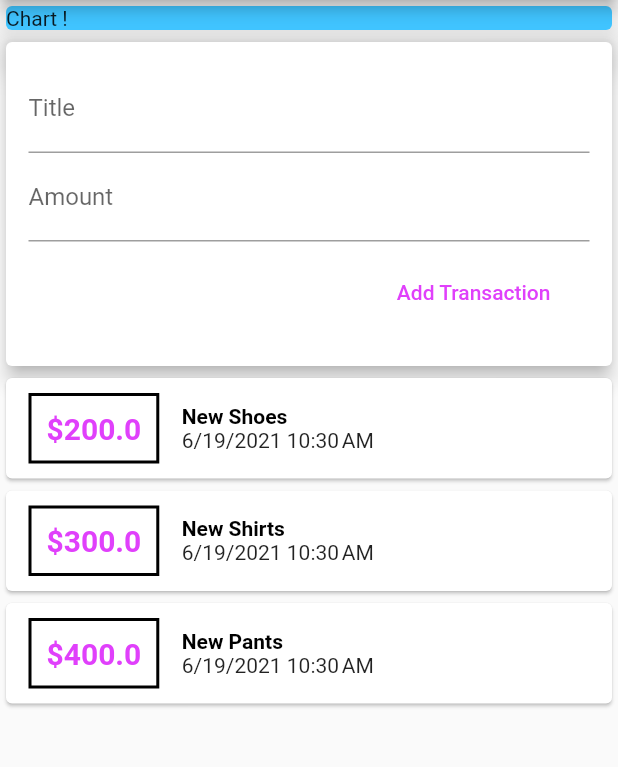
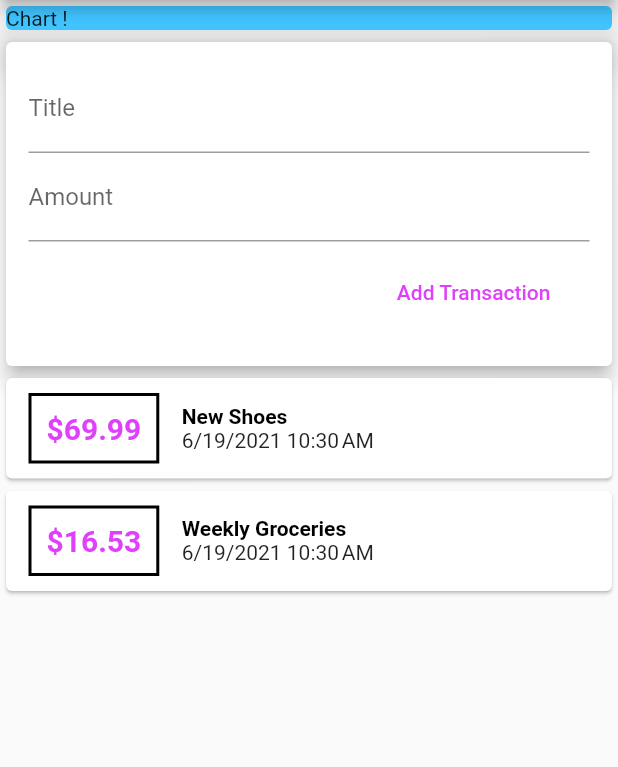
Before and after one commit to rahmanonik18/F_MPOPersonalExpense, a Flutter app: the screen it shows after launch, on a phone screen of 412 x 824 dp, the part 84-851 px from its top. Run offline on Flutter 3.47's test engine with Material 2 defaults, Android fonts, the phone set to English and light mode, and no system bars.

Commit message:
Update Transactions

```diff
--- a/lib/widgets/new_transactions.dart
+++ b/lib/widgets/new_transactions.dart
@@ -3,8 +3,12 @@ import '../model/transaction.dart';
 
 class NewTransaction extends StatelessWidget {
 
-  final titleController =  TextEditingController();
+  final Function addTx;
+  final titleController = TextEditingController();
   final amountController = TextEditingController();
+
+  NewTransaction(this.addTx);
+
   @override
   Widget build(BuildContext context) {
     return  Card(
--- a/lib/widgets/transaction_list.dart
+++ b/lib/widgets/transaction_list.dart
@@ -1,35 +1,14 @@
 import 'package:flutter/material.dart';
+import 'package:intl/intl.dart';
 import '../model/transaction.dart';
-import 'package:intl/intl.dart';
 
-class TransactionList  extends StatefulWidget {
-  @override
-  _TransactionListState createState() => _TransactionListState();
-}
-class _TransactionListState extends State<TransactionList>  {
-  final List<Transaction> _userTransaction =[
-    Transaction(
-      id: 'a1',
-      title: 'New Shoes',
-      amount: 200.00,
-      date: DateTime.now(),
-    ),
-    Transaction(
-      id: 'b1',
-      title: 'New Shirts',
-      amount: 300.00,
-      date: DateTime.now(),
-    ),
-    Transaction(
-      id: 'c1',
-      title: 'New Pants',
-      amount: 400.00,
-      date: DateTime.now(),
-    ),
-  ];
+class TransactionList  extends StatelessWidget {
+
+  final List<Transaction> transactions;
+  TransactionList(this.transactions);
   @override
   Widget build(BuildContext context) {
-    return     Column(children: _userTransaction.map((tx) {
+    return     Column(children: transactions.map((tx) {
       return Card(
           child: Row(
             children:<Widget> [
--- a/lib/widgets/user_transactions.dart
+++ b/lib/widgets/user_transactions.dart
@@ -1,18 +1,51 @@
 import 'package:flutter/material.dart';
-import '../widgets/new_transactions.dart';
-import '../widgets/transaction_list.dart';
+import './new_transactions.dart';
+import './transaction_list.dart';
+import '../model/transaction.dart';
 
 class UserTransactions extends StatefulWidget {
   @override
   _UserTransactionsState createState() => _UserTransactionsState();
 }
+
 class _UserTransactionsState extends State<UserTransactions> {
+
+  final List<Transaction> _userTransactions = [
+    Transaction(
+      id: 't1',
+      title: 'New Shoes',
+      amount: 69.99,
+      date: DateTime.now(),
+    ),
+    Transaction(
+      id: 't2',
+      title: 'Weekly Groceries',
+      amount: 16.53,
+      date: DateTime.now(),
+    ),
+  ];
+
+  void _addNewTransaction(String txTitle, double txAmount) {
+    final newTx = Transaction(
+      title: txTitle,
+      amount: txAmount,
+      date: DateTime.now(),
+      id: DateTime.now().toString(),
+    );
+
+
+    setState(() {
+      _userTransactions.add(newTx);
+    });
+
+  }
+
   @override
   Widget build(BuildContext context) {
     return Column(
       children: <Widget>[
-        NewTransaction(),
-        TransactionList(),
+        NewTransaction(_addNewTransaction),
+        TransactionList(_userTransactions),
       ],
     );
   }
```
